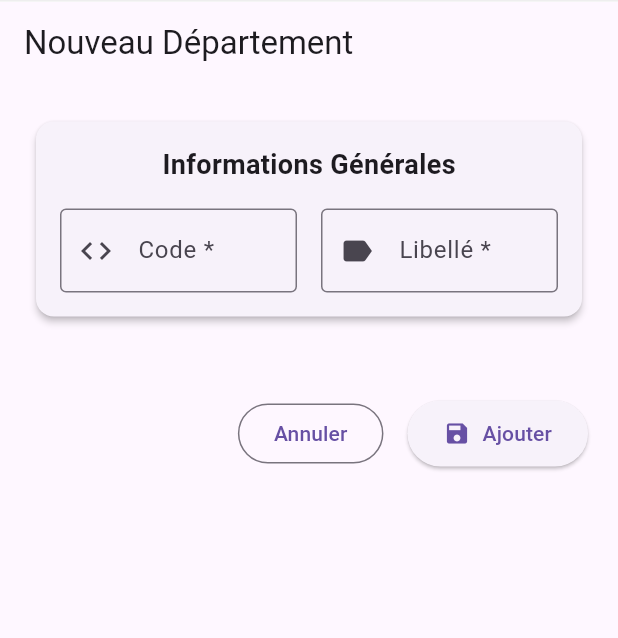
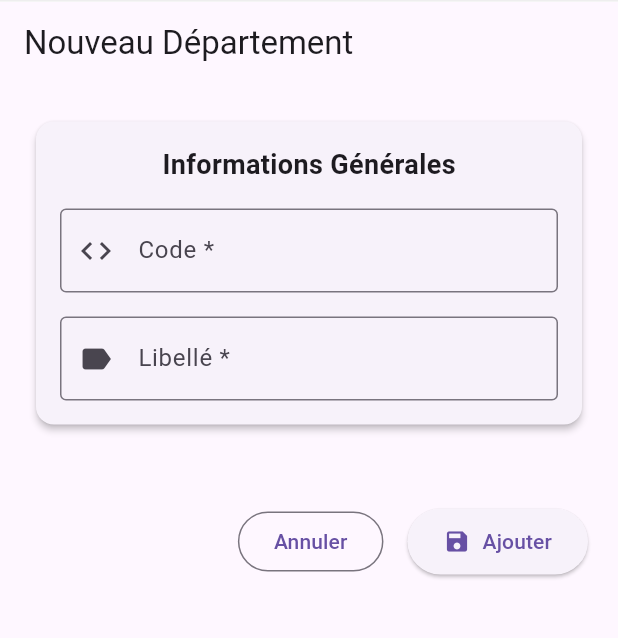
Before and after one commit to moghitboualam/AbsenceTrack, a Flutter app: the DepartementFormPage screen opened by its route, on a phone screen of 412 x 824 dp, the part 84-722 px from its top. Run offline on Flutter 3.47's test engine with Material 3 defaults, Android fonts, the light colour scheme and no system bars; our stand-ins replace dio, file_picker, flutter_dotenv, go_router, lucide_icons, shared_preferences; missing offline and left inert: shadcn_ui; accounts and stored records are empty; network calls fail.

```diff
--- a/lib/pages/admin/departement/departement_form_page.dart
+++ b/lib/pages/admin/departement/departement_form_page.dart
@@ -129,10 +129,9 @@ class _DepartementFormPageState extends State<DepartementFormPage> {
                             const Text("Informations Générales", style: TextStyle(fontSize: 18, fontWeight: FontWeight.bold)),
                             const SizedBox(height: 16),
                             // --- CODE & LIBELLE ---
-                            Row(
+                            Column(
                               children: [
-                                Expanded(
-                                  child: TextFormField(
+                                TextFormField(
                                   controller: _codeController,
                                   decoration: const InputDecoration(
                                     labelText: "Code *",
@@ -143,10 +142,8 @@ class _DepartementFormPageState extends State<DepartementFormPage> {
                                       ? "Min 2 caractères"
                                       : null,
                                 ),
-                                ),
-                                const SizedBox(width: 16),
-                                Expanded(
-                                  child: TextFormField(
+                                const SizedBox(height: 16),
+                                TextFormField(
                                   controller: _libelleController,
                                   decoration: const InputDecoration(
                                     labelText: "Libellé *",
@@ -156,7 +153,6 @@ class _DepartementFormPageState extends State<DepartementFormPage> {
                                   validator: (val) => (val == null || val.length < 2)
                                       ? "Min 2 caractères"
                                       : null,
-                                  ),
                                 ),
                               ],
                             ),
```
Also changed, not shown: lib/pages/admin/departement/departement_details_page.dart (+0 -23 lines), lib/pages/admin/departement/departement_list_page.dart (+3 -37 lines), lib/pages/admin/enseignant/enseignant_list_page.dart (+0 -25 lines). Lines whose indentation alone changed are shown as unchanged.
